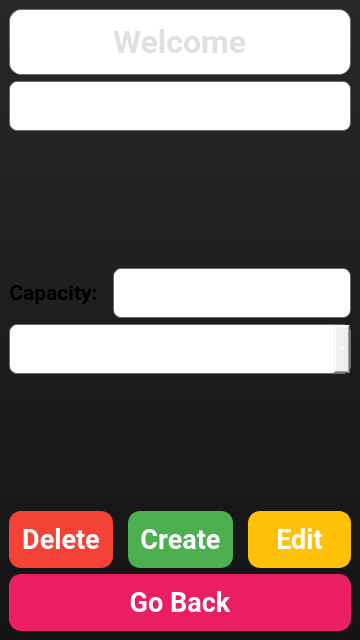
Above: MonkeyZooManager/qt/ui/area_modify.ui from woobe-studio/MonkeyZooManager before the change. Below: the same form after it.
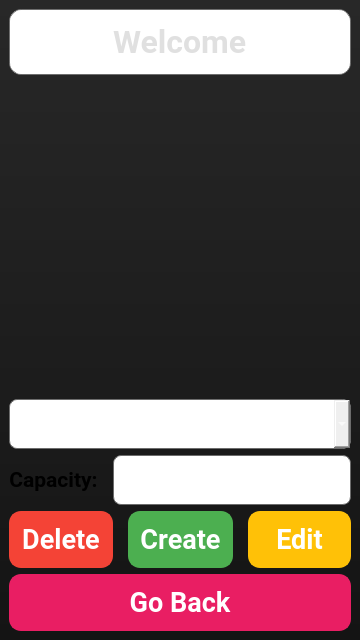
That is the form after the change.

Patch:
```diff
--- a/MonkeyZooManager/qt/ui/area_modify.ui
+++ b/MonkeyZooManager/qt/ui/area_modify.ui
@@ -78,46 +78,6 @@
       </property>
      </widget>
     </item>
-    <item>
-     <layout class="QHBoxLayout" name="nameSpaceLayout">
-      <property name="spacing">
-       <number>0</number>
-      </property>
-      <item>
-       <widget class="QLineEdit" name="Name">
-        <property name="font">
-         <font>
-          <family>Roboto</family>
-          <pointsize>16</pointsize>
-          <bold>true</bold>
-         </font>
-        </property>
-        <property name="styleSheet">
-         <string notr="true">QLineEdit {
-background: qlineargradient(x1: 0, y1: 0, x2: 0, y2: 1,
-                            stop: 0 rgba(60, 60, 60, 255),
-                            stop: 1 rgba(40, 40, 40, 255));
-color: white;
-border-radius: 8px;
-border: 1px solid rgba(100, 100, 100, 200);
-padding: 10px;
-font-weight: bold;
-}
-</string>
-        </property>
-        <property name="text">
-         <string/>
-        </property>
-        <property name="alignment">
-         <set>Qt::AlignmentFlag::AlignCenter</set>
-        </property>
-        <property name="readOnly">
-         <bool>true</bool>
-        </property>
-       </widget>
-      </item>
-     </layout>
-    </item>
     <item>
      <widget class="QLabel" name="Icon">
       <property name="text">
@@ -125,6 +85,37 @@
       </property>
      </widget>
     </item>
+    <item>
+     <layout class="QHBoxLayout" name="comboBoxLayout">
+      <property name="spacing">
+       <number>15</number>
+      </property>
+      <item>
+       <widget class="QComboBox" name="TypeComboBox">
+        <property name="font">
+         <font>
+          <family>Roboto</family>
+          <pointsize>16</pointsize>
+          <bold>true</bold>
+         </font>
+        </property>
+        <property name="styleSheet">
+         <string notr="true">QComboBox {
+background: qlineargradient(x1: 0, y1: 0, x2: 0, y2: 1,
+                            stop: 0 rgba(60, 60, 60, 255),
+                            stop: 1 rgba(40, 40, 40, 255));
+color: white;
+border-radius: 8px;
+border: 1px solid rgba(100, 100, 100, 200);
+padding: 10px;
+font-weight: bold;
+}
+</string>
+        </property>
+       </widget>
+      </item>
+     </layout>
+    </item>
     <item>
      <layout class="QHBoxLayout" name="integerValueLayout">
       <property name="spacing">
@@ -182,44 +173,6 @@
       </item>
      </layout>
     </item>
-    <item>
-     <layout class="QHBoxLayout" name="comboBoxLayout">
-      <property name="spacing">
-       <number>15</number>
-      </property>
-      <item>
-       <widget class="QComboBox" name="TypeComboBox">
-        <property name="font">
-         <font>
-          <family>Roboto</family>
-          <pointsize>16</pointsize>
-          <bold>true</bold>
-         </font>
-        </property>
-        <property name="styleSheet">
-         <string notr="true">QComboBox {
-background: qlineargradient(x1: 0, y1: 0, x2: 0, y2: 1,
-                            stop: 0 rgba(60, 60, 60, 255),
-                            stop: 1 rgba(40, 40, 40, 255));
-color: white;
-border-radius: 8px;
-border: 1px solid rgba(100, 100, 100, 200);
-padding: 10px;
-font-weight: bold;
-}
-</string>
-        </property>
-       </widget>
-      </item>
-     </layout>
-    </item>
-    <item>
-     <widget class="QLabel" name="Spacer">
-      <property name="text">
-       <string/>
-      </property>
-     </widget>
-    </item>
     <item>
      <layout class="QHBoxLayout" name="actionButtonsLayout">
       <property name="spacing">
```
